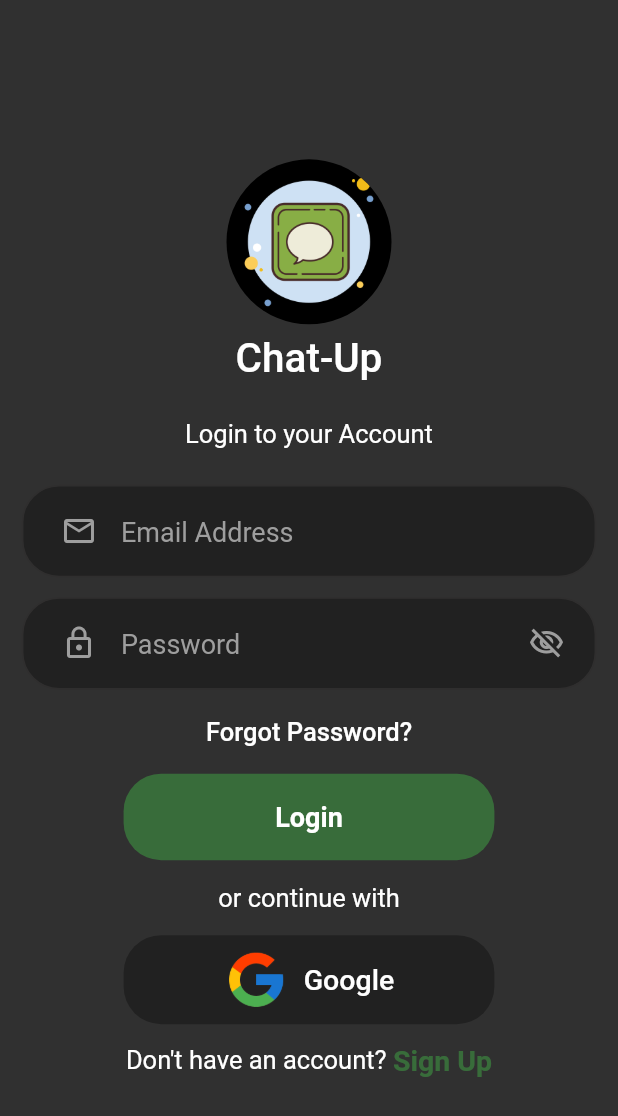
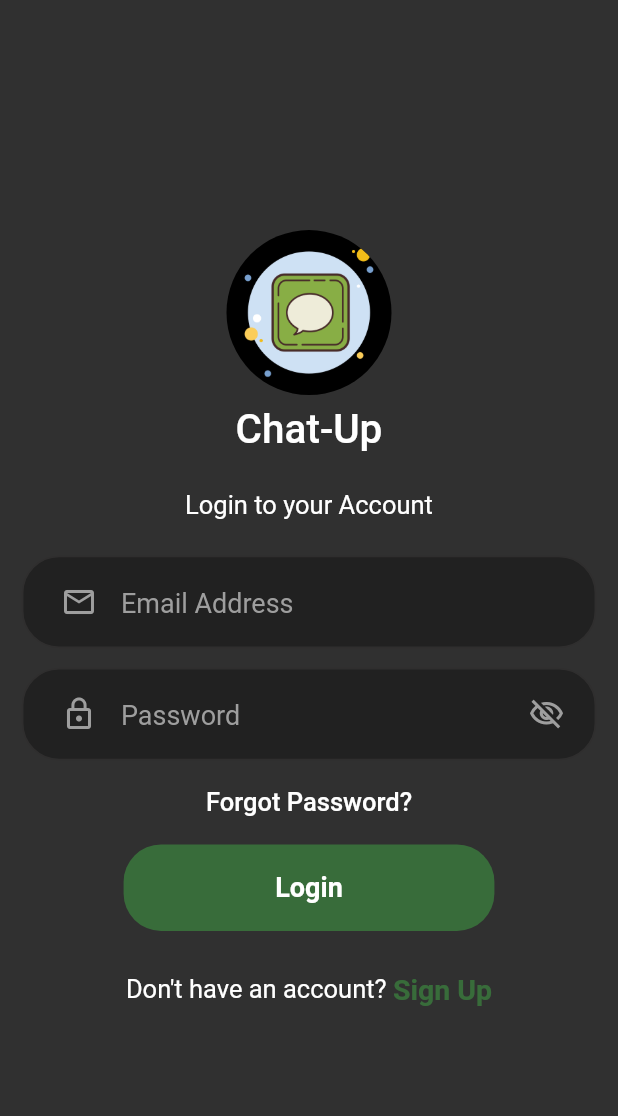
Before and after one commit to Uttkarsh-raj/Chat-Up, a Flutter app: the screen it shows after launch, after a tap on "Login", on a phone screen of 412 x 824 dp. Shown: the top 1116 px of the screen. Run offline on Flutter 3.47's test engine with Material 2 defaults, Android fonts, the phone set to English and light mode, and no system bars; our stand-ins replace appwrite, fancy_shimmer_image, flutter_riverpod, fpdart, glassmorphism, image_picker and 1 more; network calls fail.

Commit message:
Login fixed

```diff
--- a/lib/controllers/auth_controller.dart
+++ b/lib/controllers/auth_controller.dart
@@ -97,14 +97,10 @@ class AuthController extends StateNotifier<bool> {
       (l) => showSnackbar(context, l),
       (r) {
         Navigator.push(
-          context,
-          PageTransition(
-            child: const HomePage(),
-            type: PageTransitionType.fade,
-            duration: const Duration(milliseconds: 100),
-            alignment: Alignment.center,
-          ),
-        );
+            context,
+            MaterialPageRoute(
+              builder: (context) => const HomePage(),
+            ));
       },
     );
   }
--- a/lib/screens/pages/login_page.dart
+++ b/lib/screens/pages/login_page.dart
@@ -110,19 +110,19 @@ class _LoginPageState extends ConsumerState<LoginPage> {
                     const SizedBox(
                       height: 15,
                     ),
-                    const Text(
-                      'or continue with',
-                      style: TextStyle(
-                        fontSize: 17,
-                      ),
-                    ),
-                    const SizedBox(
-                      height: 15,
-                    ),
-                    CustomButtonGrey(
-                      title: 'Google',
-                      icon: Assets.google,
-                    ),
+                    // const Text(
+                    //   'or continue with',
+                    //   style: TextStyle(
+                    //     fontSize: 17,
+                    //   ),
+                    // ),
+                    // const SizedBox(
+                    //   height: 15,
+                    // ),
+                    // CustomButtonGrey(
+                    //   title: 'Google',
+                    //   icon: Assets.google,
+                    // ),
                     const SizedBox(
                       height: 13,
                     ),
--- a/lib/screens/pages/signup_page.dart
+++ b/lib/screens/pages/signup_page.dart
@@ -99,19 +99,19 @@ class _SignupPageState extends ConsumerState<SignupPage> {
                     const SizedBox(
                       height: 15,
                     ),
-                    const Text(
-                      'or sign up with',
-                      style: TextStyle(
-                        fontSize: 17,
-                      ),
-                    ),
-                    const SizedBox(
-                      height: 15,
-                    ),
-                    CustomButtonGrey(
-                      title: 'Google',
-                      icon: Assets.google,
-                    ),
+                    // const Text(
+                    //   'or sign up with',
+                    //   style: TextStyle(
+                    //     fontSize: 17,
+                    //   ),
+                    // ),
+                    // const SizedBox(
+                    //   height: 15,
+                    // ),
+                    // CustomButtonGrey(
+                    //   title: 'Google',
+                    //   icon: Assets.google,
+                    // ),
                     const SizedBox(
                       height: 13,
                     ),
```
